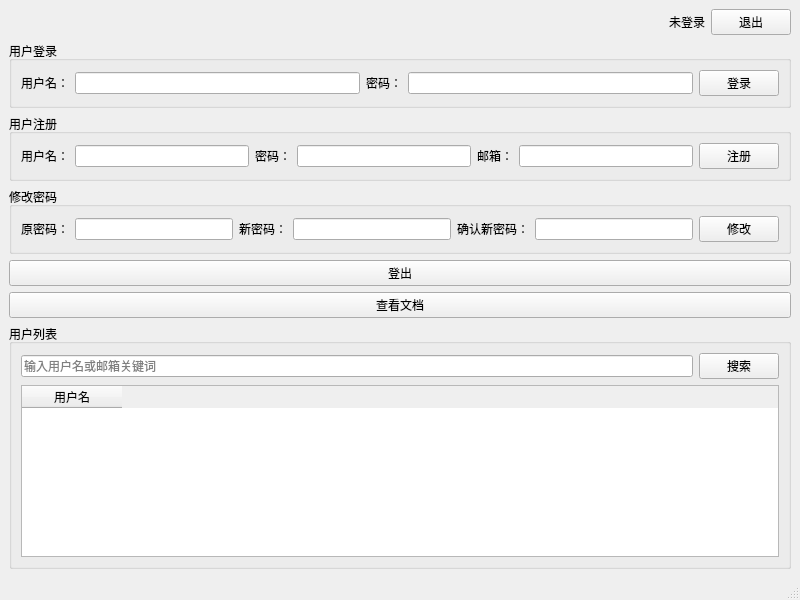
The window that mainwindow.ui (Yan-kaige/CPPManagementSystemWithQt) describes before a commit, drawn with Qt 5.
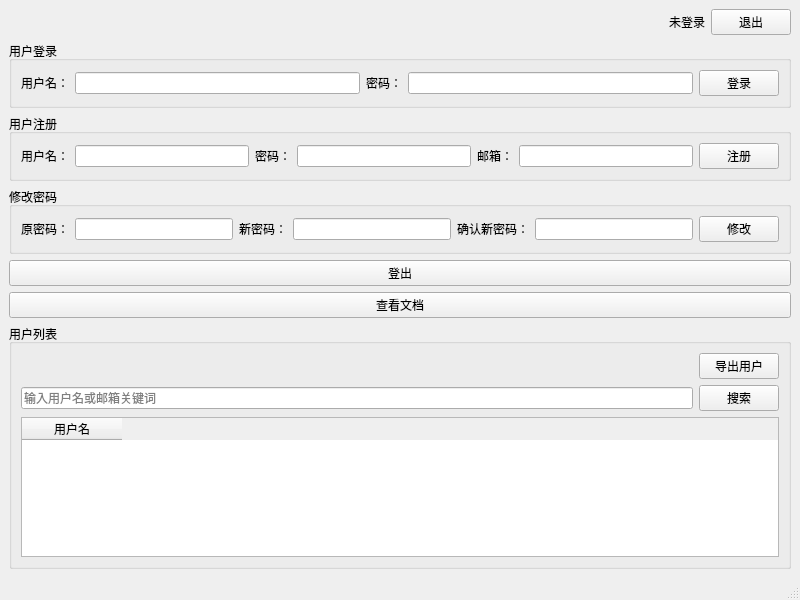
The same window after the commit.

Commit message: 用户 文档导出

```diff
--- a/mainwindow.ui
+++ b/mainwindow.ui
@@ -220,6 +220,30 @@
        <string>用户列表</string>
       </property>
       <layout class="QVBoxLayout" name="verticalLayoutUsers">
+       <item>
+        <layout class="QHBoxLayout" name="horizontalLayoutExportUser">
+         <item>
+          <spacer name="horizontalSpacerExportUser">
+           <property name="orientation">
+            <enum>Qt::Horizontal</enum>
+           </property>
+           <property name="sizeHint" stdset="0">
+            <size>
+             <width>40</width>
+             <height>20</height>
+            </size>
+           </property>
+          </spacer>
+         </item>
+         <item>
+          <widget class="QPushButton" name="btnExportUsers">
+           <property name="text">
+            <string>导出用户</string>
+           </property>
+          </widget>
+         </item>
+        </layout>
+       </item>
        <item>
         <layout class="QHBoxLayout" name="horizontalLayoutSearchUser">
          <item>
```
The commit also changes 8 other files.
